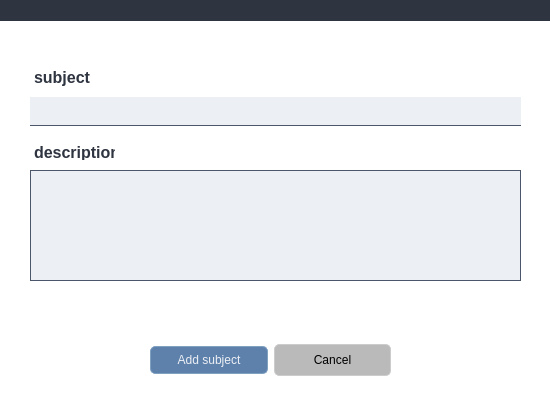
The window that School_System/ui/AddSubjectDialog.ui (KasperJack/School-Management-System) describes before a commit, drawn with Qt 5.
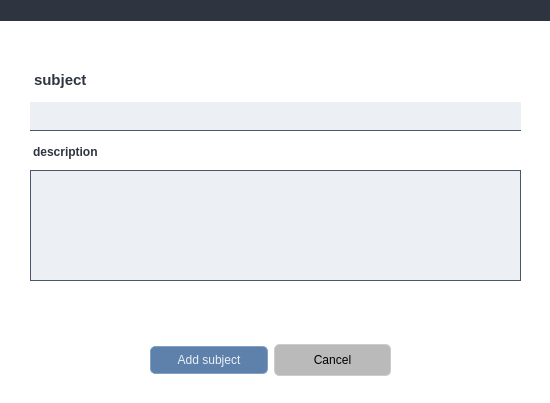
The same window after the commit.

```diff
--- a/School_System/ui/AddSubjectDialog.ui
+++ b/School_System/ui/AddSubjectDialog.ui
@@ -53,7 +53,7 @@
      <x>30</x>
      <y>60</y>
      <width>491</width>
-     <height>66</height>
+     <height>71</height>
     </rect>
    </property>
    <layout class="QVBoxLayout" name="verticalLayout">
@@ -62,7 +62,7 @@
       <property name="font">
        <font>
         <family>Segoe UI</family>
-        <pointsize>-1</pointsize>
+        <pointsize>11</pointsize>
         <bold>true</bold>
        </font>
       </property>
@@ -70,7 +70,6 @@
        <string notr="true">/* Label Style */
 QLabel {
     color: #2e3440; /* Light text color */
-    font-size: 16px; /* Smaller font size for the label */
     font-weight: bold; /* Bold text to emphasize the label */
     margin-top: 4px; /* Space between the label and the input field */
 }
@@ -239,7 +238,6 @@
    <property name="font">
     <font>
      <family>Segoe UI</family>
-     <pointsize>-1</pointsize>
      <bold>true</bold>
     </font>
    </property>
@@ -247,7 +245,6 @@
     <string notr="true">/* Label Style */
 QLabel {
     color: #2e3440; /* Light text color */
-    font-size: 16px; /* Smaller font size for the label */
     font-weight: bold; /* Bold text to emphasize the label */
     margin-top: 4px; /* Space between the label and the input field */
 }
```
